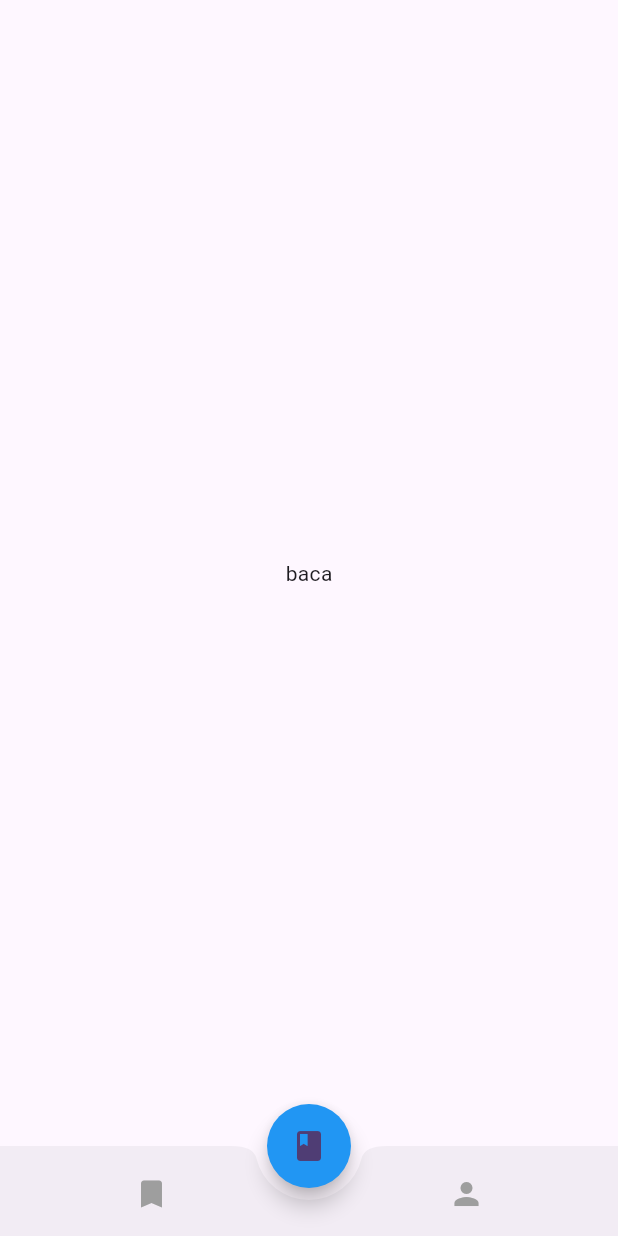
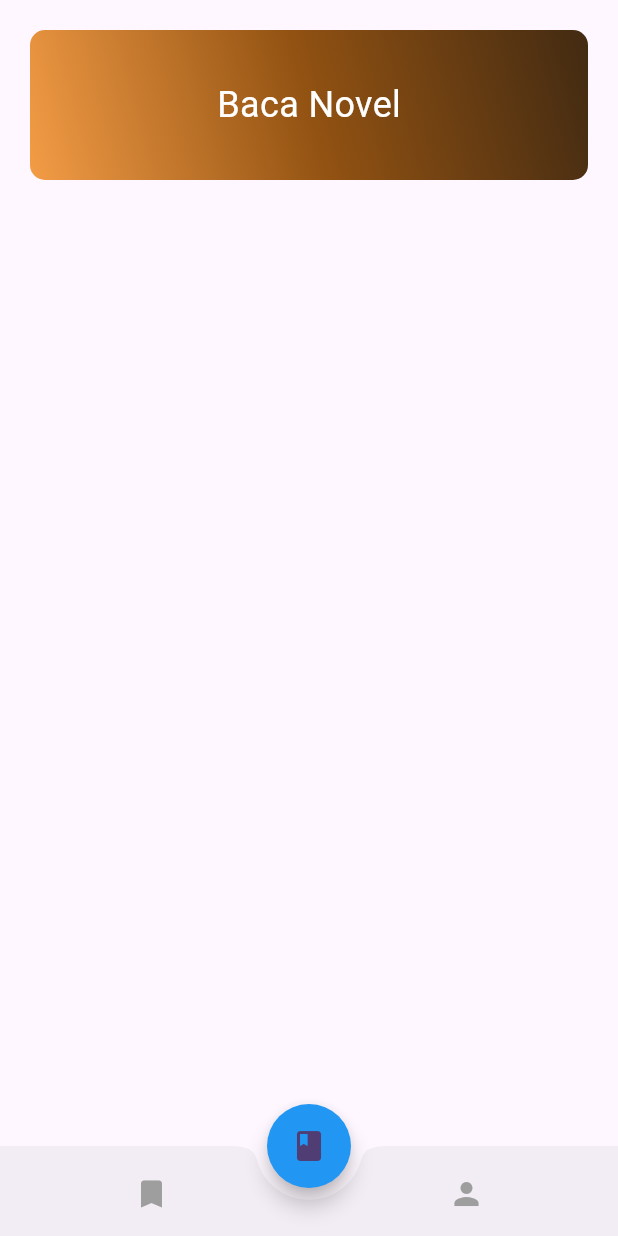
Before and after one commit to panjulius/aplikasi_novel, a Flutter app: the screen it shows after launch, after a tap on the "person" icon, after a tap on the "book" icon, on a phone screen of 412 x 824 dp. Run offline on Flutter 3.47's test engine with Material 3 defaults, Android fonts, the phone set to English and light mode, and no system bars.

Commit message:
buat reusable widget judul

```diff
--- a/lib/halaman_baca/baca_view.dart
+++ b/lib/halaman_baca/baca_view.dart
@@ -1,3 +1,4 @@
+import 'package:aplikasi_novel/widget/judul.dart';
 import 'package:flutter/material.dart';
 
 class HalamanBaca extends StatelessWidget {
@@ -5,6 +6,12 @@ class HalamanBaca extends StatelessWidget {
 
   @override
   Widget build(BuildContext context) {
-    return Center(child: Text('baca'),);
+    return Scaffold(
+      body: Column(
+        children: [
+          Judul(text:'Baca Novel'),
+        ],
+      ),
+    );
   }
 }
--- a/lib/halaman_profil/profil_view.dart
+++ b/lib/halaman_profil/profil_view.dart
@@ -1,3 +1,4 @@
+import 'package:aplikasi_novel/widget/judul.dart';
 import 'package:flutter/material.dart';
 
 class HalamanProfil extends StatefulWidget {
@@ -10,6 +11,12 @@ class HalamanProfil extends StatefulWidget {
 class _HalamanProfilState extends State<HalamanProfil> {
   @override
   Widget build(BuildContext context) {
-    return Center(child: Text('profil'),);
+    return Scaffold(
+      body: Column(
+        children: [
+          Judul(text: 'Profil Pengguna'),
+        ],
+      ),
+    );
   }
 }
--- /dev/null
+++ b/lib/widget/judul.dart
@@ -0,0 +1,30 @@
+import 'package:flutter/material.dart';
+
+class Judul extends StatelessWidget {
+  final String text;
+
+  const Judul({super.key, required this.text});
+
+  @override
+  Widget build(BuildContext context) {
+    return Container(
+      margin: const EdgeInsets.all(20),
+      height: 100,
+      width: double.infinity,
+      decoration: BoxDecoration(
+        borderRadius: BorderRadius.circular(10),
+        gradient: LinearGradient(
+          colors: [const Color(0xFF422A12), const Color(0xFF925212), const Color(0xFFF39C46)],
+          begin: Alignment.topRight,
+          end: Alignment.bottomLeft,
+        ),
+      ),
+      child: Center(
+        child: Text(
+          text,
+          style: const TextStyle(color: Colors.white, fontSize: 24),
+        ),
+      ),
+    );
+  }
+}
--- a/lib/wiki/wiki_view.dart
+++ b/lib/wiki/wiki_view.dart
@@ -1,3 +1,4 @@
+import 'package:aplikasi_novel/widget/judul.dart';
 import 'package:flutter/material.dart';
 
 class HalamanWiki extends StatefulWidget {
@@ -10,6 +11,12 @@ class HalamanWiki extends StatefulWidget {
 class _HalamanWikiState extends State<HalamanWiki> {
   @override
   Widget build(BuildContext context) {
-    return Center(child: Text('wiki'),);
+    return Scaffold(
+      body: Column(
+        children: [
+          Judul(text: 'Wiki Novel'),
+        ],
+      ),
+    );
   }
 }
```
